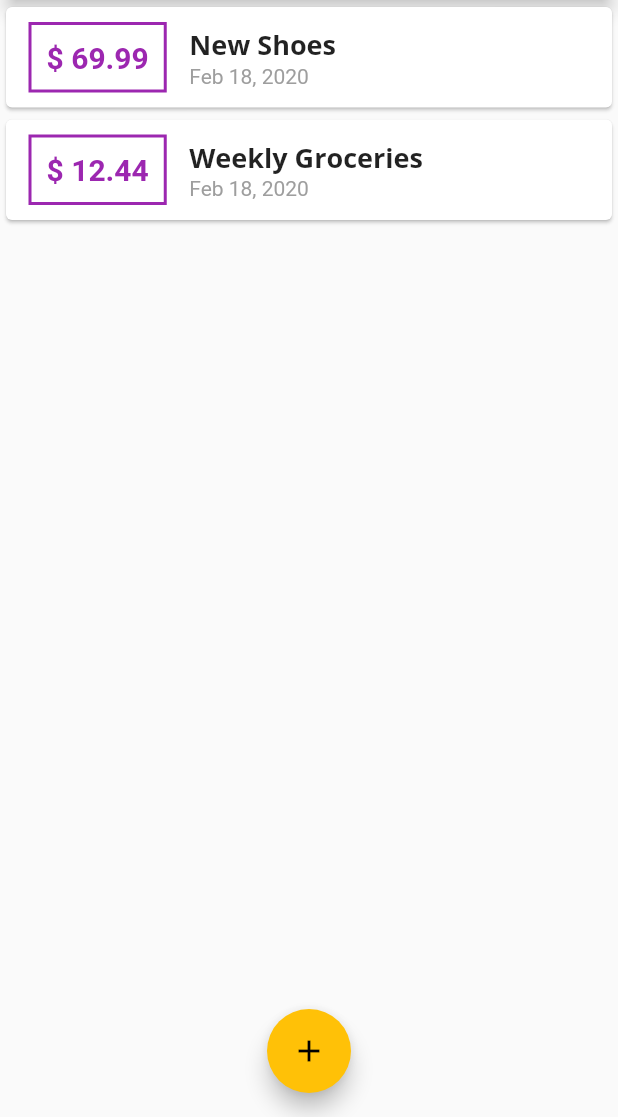
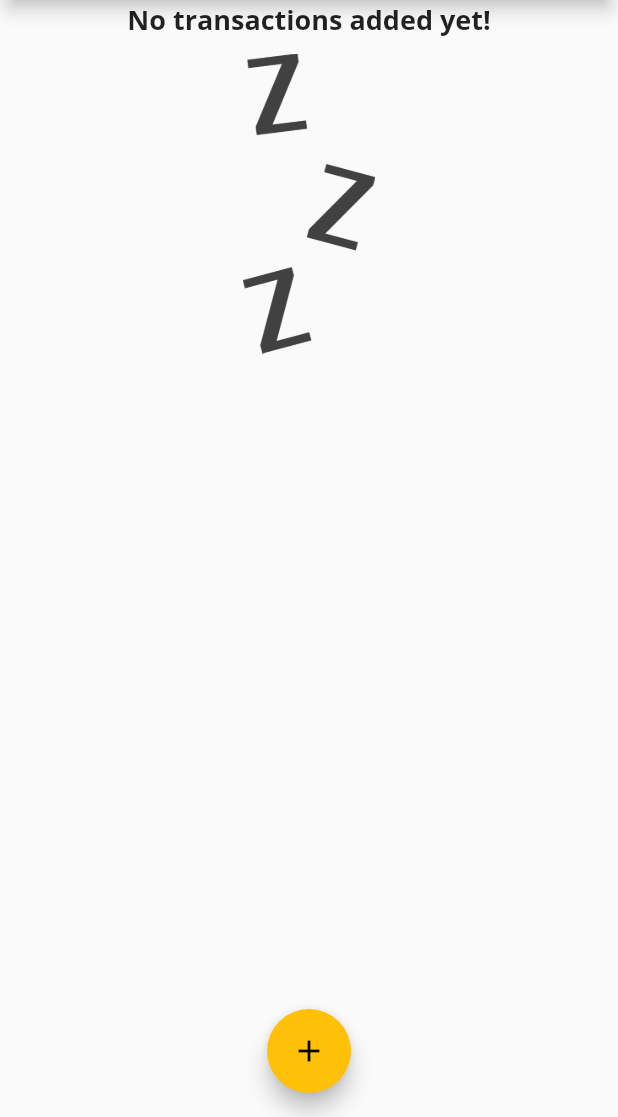
Before and after one commit to tommynicoletti/flutter-complete-guide-udemy, a Flutter app: the screen it shows after launch, on a phone screen of 412 x 824 dp, the part 119-1236 px from its top. Run offline on Flutter 3.47's test engine with Material 2 defaults, Android fonts, the phone set to English and light mode, and no system bars.

```diff
--- a/lib/main.dart
+++ b/lib/main.dart
@@ -44,13 +44,13 @@ class _MyHomePageState extends State<MyHomePage> {
   final amountController = TextEditingController();
 
   final List<Transaction> _userTransactions = [
-    Transaction(
-        id: 't1', title: 'New Shoes', amount: 69.99, date: DateTime.now()),
-    Transaction(
-        id: 't2',
-        title: 'Weekly Groceries',
-        amount: 12.44,
-        date: DateTime.now()),
+    // Transaction(
+    //     id: 't1', title: 'New Shoes', amount: 69.99, date: DateTime.now()),
+    // Transaction(
+    //     id: 't2',
+    //     title: 'Weekly Groceries',
+    //     amount: 12.44,
+    //     date: DateTime.now()),
   ];
 
   void _addNewTransaction(String txTitle, double txAmount) {
--- a/lib/widgets/transaction_list.dart
+++ b/lib/widgets/transaction_list.dart
@@ -11,13 +11,33 @@ class TransactionList extends StatelessWidget {
   Widget build(BuildContext context) {
     return Container(
       height: 300,
-      child: ListView.builder(
+      child: transactions.isEmpty
+          ? Column(
+              children: <Widget>[
+                Text(
+                  'No transactions added yet!',
+                  style: Theme.of(context).textTheme.title,
+                ),
+                SizedBox(
+                  height: 10,
+                ),
+                Container(
+                  height: 200,
+                  child: Image.asset(
+                    'assets/images/waiting.png',
+                    fit: BoxFit.cover,
+                  ),
+                ),
+              ],
+            )
+          : ListView.builder(
               itemBuilder: (ctx, index) {
                 return Card(
                   child: Row(
                     children: <Widget>[
                       Container(
-                  margin: EdgeInsets.symmetric(vertical: 10, horizontal: 15),
+                        margin:
+                            EdgeInsets.symmetric(vertical: 10, horizontal: 15),
                         decoration: BoxDecoration(
                           border: Border.all(
                             color: Theme.of(context).primaryColor,
```
Also changed, not shown: pubspec.yaml (+6 -6 lines), assets/fonts/OpenSans-Bold.ttf (renamed from fonts/OpenSans-Bold.ttf), assets/fonts/OpenSans-Regular.ttf (renamed from fonts/OpenSans-Regular.ttf), assets/fonts/Quicksand-Bold.ttf (renamed from fonts/Quicksand-Bold.ttf), assets/fonts/Quicksand-Light.ttf (renamed from fonts/Quicksand-Light.ttf), assets/fonts/Quicksand-Medium.ttf (renamed from fonts/Quicksand-Medium.ttf), assets/fonts/Quicksand-Regular.ttf (renamed from fonts/Quicksand-Regular.ttf), assets/images/waiting.png (added). Lines whose indentation alone changed are shown as unchanged.
